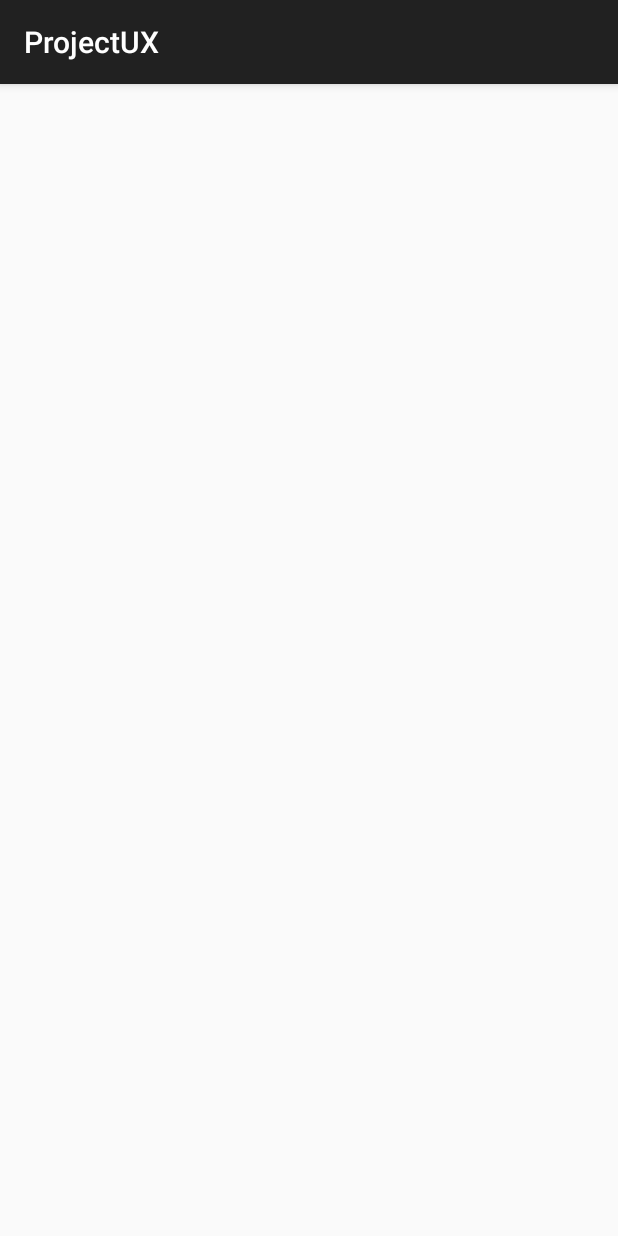
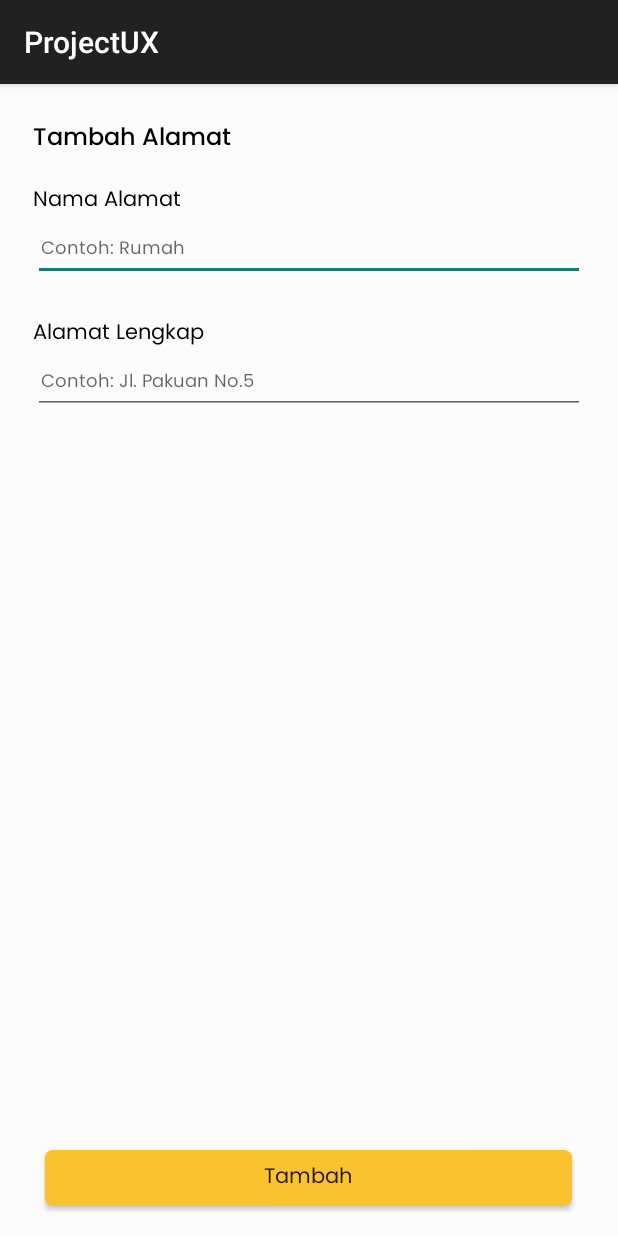
Before and after one commit to afrizalrizqi/HealthyU, an Android app: the TambahAlamatActivity screen opened directly, with no data from a screen before it, on a phone screen of 412 x 824 dp. Run offline under Robolectric (Android 15) with nearby library versions, the phone set to English and light mode, and no system bars.

Commit message:
Ubah alamat & tambah alamat UI

```diff
--- a/app/src/main/AndroidManifest.xml
+++ b/app/src/main/AndroidManifest.xml
@@ -11,6 +11,9 @@
         android:supportsRtl="true"
         android:theme="@style/Theme.ProjectUX"
         tools:targetApi="31">
+        <activity
+            android:name=".UbahAlamatActivity"
+            android:exported="false" />
         <activity
             android:name=".TambahAlamatActivity"
             android:exported="false" />
--- a/app/src/main/java/com/example/projectux/TambahAlamatActivity.java
+++ b/app/src/main/java/com/example/projectux/TambahAlamatActivity.java
@@ -2,13 +2,42 @@ package com.example.projectux;
 
 import androidx.appcompat.app.AppCompatActivity;
 
+import android.content.Intent;
 import android.os.Bundle;
+import android.view.View;
+import android.widget.Button;
+import android.widget.EditText;
+import android.widget.Toast;
 
 public class TambahAlamatActivity extends AppCompatActivity {
-
+    Button btn_submit;
+    EditText txt_nama_alamat;
+    EditText txt_alamat_lengkap;
     @Override
     protected void onCreate(Bundle savedInstanceState) {
         super.onCreate(savedInstanceState);
         setContentView(R.layout.activity_tambah_alamat);
+
+        txt_nama_alamat = findViewById(R.id.txt_nama_alamat);
+        txt_alamat_lengkap = findViewById(R.id.txt_alamat_lengkap);
+        btn_submit = findViewById(R.id.btn_submit);
+        btn_submit.setOnClickListener(new View.OnClickListener() {
+            @Override
+            public void onClick(View v) {
+                if(txt_nama_alamat.getText().toString().equals(""))
+                {
+                    Toast.makeText(TambahAlamatActivity.this, "Masukkan nama alamat!", Toast.LENGTH_SHORT).show();
+                } else if (txt_alamat_lengkap.getText().toString().equals("")) {
+                    Toast.makeText(TambahAlamatActivity.this, "Masukkan alamat lengkap!", Toast.LENGTH_SHORT).show();
+                } else {
+                    new Alamat(txt_nama_alamat.getText().toString(), txt_alamat_lengkap.getText().toString());
+                    Toast.makeText(TambahAlamatActivity.this, "Alamat berhasil ditambahkan!", Toast.LENGTH_SHORT).show();
+
+                    Intent intent = new Intent(TambahAlamatActivity.this, UbahAlamatActivity.class);
+                    startActivity(intent);
+                    finish();
+                }
+            }
+        });
     }
 }
--- a/app/src/main/res/layout/activity_tambah_alamat.xml
+++ b/app/src/main/res/layout/activity_tambah_alamat.xml
@@ -1,9 +1,68 @@
 <?xml version="1.0" encoding="utf-8"?>
-<androidx.constraintlayout.widget.ConstraintLayout xmlns:android="http://schemas.android.com/apk/res/android"
+<RelativeLayout xmlns:android="http://schemas.android.com/apk/res/android"
     xmlns:app="http://schemas.android.com/apk/res-auto"
     xmlns:tools="http://schemas.android.com/tools"
     android:layout_width="match_parent"
     android:layout_height="match_parent"
-    tools:context=".TambahAlamatActivity">
+    tools:context=".TambahPasienActivity">
 
-</androidx.constraintlayout.widget.ConstraintLayout>
+    <LinearLayout
+        android:id="@+id/input_field"
+        android:layout_width="match_parent"
+        android:layout_height="match_parent"
+        android:orientation="vertical"
+        android:background="@color/background"
+        android:paddingHorizontal="22dp">
+
+        <TextView
+            android:layout_width="wrap_content"
+            android:layout_height="wrap_content"
+            android:text="Tambah Alamat"
+            style="@style/Heading1"
+            android:layout_marginTop="23dp"/>
+
+        <TextView
+            android:layout_width="wrap_content"
+            android:layout_height="wrap_content"
+            android:layout_marginTop="16dp"
+            android:text="Nama Alamat"
+            style="@style/ContentHeader"/>
+
+        <EditText
+            android:id="@+id/txt_nama_alamat"
+            android:layout_width="match_parent"
+            android:layout_height="wrap_content"
+            android:paddingLeft="5dp"
+            android:lineHeight="1dp"
+            android:hint="Contoh: Rumah"
+            style="@style/ContentDetail"/>
+
+        <TextView
+            android:layout_width="wrap_content"
+            android:layout_height="wrap_content"
+            android:layout_marginTop="23dp"
+            android:text="Alamat Lengkap"
+            style="@style/ContentHeader"/>
+
+        <EditText
+            android:id="@+id/txt_alamat_lengkap"
+            android:layout_width="match_parent"
+            android:layout_height="wrap_content"
+            android:paddingLeft="5dp"
+            android:lineHeight="1dp"
+            android:hint="Contoh: Jl. Pakuan No.5"
+            style="@style/ContentDetail"/>
+
+    </LinearLayout>
+
+    <androidx.appcompat.widget.AppCompatButton
+        android:id="@+id/btn_submit"
+        style="@style/btn_style"
+        android:layout_gravity="bottom"
+        android:layout_marginBottom="20dp"
+        android:layout_alignParentBottom="true"
+        android:layout_centerHorizontal="true"
+        android:text="Tambah"
+        android:background="@drawable/rounded_button"/>
+
+</RelativeLayout>
```
Also changed, not shown: app/src/main/java/com/example/projectux/Alamat.java (added, +31 -0 lines), app/src/main/java/com/example/projectux/UbahAlamatActivity.java (added, +33 -0 lines), app/src/main/java/com/example/projectux/UbahAlamatAdapter.java (added, +63 -0 lines), app/src/main/res/layout/activity_ubah_alamat.xml (added, +79 -0 lines), app/src/main/res/layout/ubah_alamat_list_view.xml (added, +54 -0 lines).
